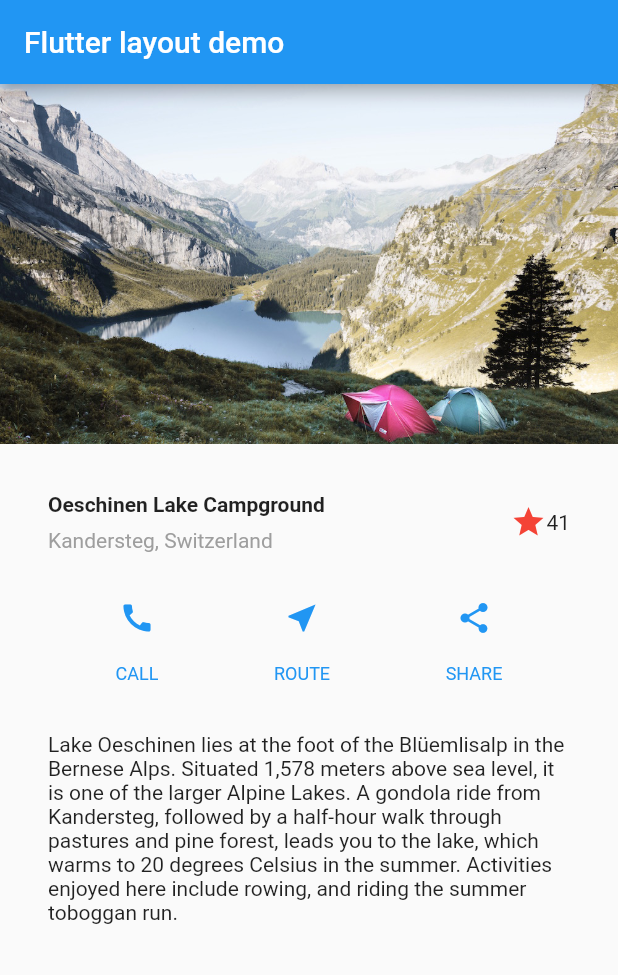
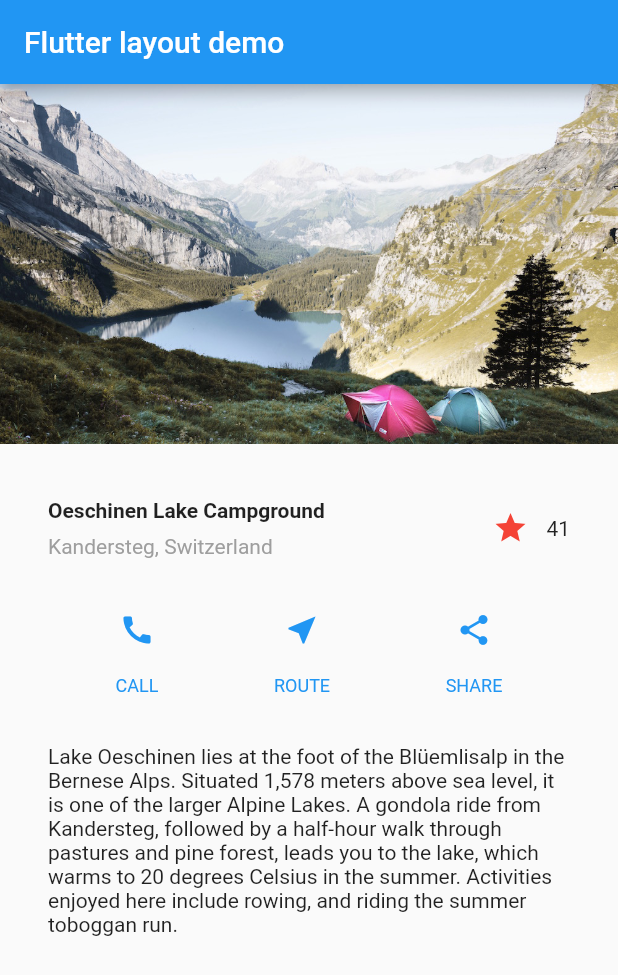
Before and after one commit to worapong-it/hello-building-layout-and-interactivity, a Flutter app: the screen it shows after launch, on a phone screen of 412 x 824 dp. Shown: the top 975 px of the screen. Run offline on Flutter 3.47's test engine with Material 2 defaults, Android fonts, the phone set to English and light mode, and no system bars.

Commit message:
feat: toggle favorite icon (red star)

```diff
--- a/lib/main.dart
+++ b/lib/main.dart
@@ -46,13 +46,14 @@
               ],
             ),
           ),
-          /* 02 - Star Icon */
-          Icon(
-            Icons.star,
-            color: Colors.red[500],
-          ),
-          /* 03 - number of people liked */
-          const Text('41'),
+          FavoriteWidget(),
+          // /* 02 - Star Icon */
+          // Icon(
+          //   Icons.star,
+          //   color: Colors.red[500],
+          // ),
+          // /* 03 - number of people liked */
+          // const Text('41'),
         ],
       ),
     );
@@ -127,3 +128,46 @@
     );
   }
 }
+
+// --- Stateful Widget: FavoriteWidget --- //
+class FavoriteWidget extends StatefulWidget {
+  const FavoriteWidget({Key? key}) : super(key: key);
+
+  @override
+  _FavoriteWidgetState createState() => _FavoriteWidgetState();
+}
+
+class _FavoriteWidgetState extends State<FavoriteWidget> {
+  bool _isFavorited = true;
+  int _favoriteCount = 41;
+
+  @override
+  Widget build(BuildContext context) {
+    return Row(
+      mainAxisSize: MainAxisSize.min,
+      children: [
+        IconButton(
+          icon: (_isFavorited ? Icon(Icons.star) : Icon(Icons.star_border)),
+          color: Colors.red[500],
+          onPressed: _toggleFavorite,
+        ),
+        Text('$_favoriteCount')
+      ],
+    );
+  }
+
+  // --- _toggleFavorite --- //
+  void _toggleFavorite() {
+    setState(
+      () {
+        if (_isFavorited) {
+          _favoriteCount -= 1;
+          _isFavorited = !_isFavorited;
+        } else {
+          _favoriteCount += 1;
+          _isFavorited = !_isFavorited;
+        }
+      },
+    );
+  }
+}
```
